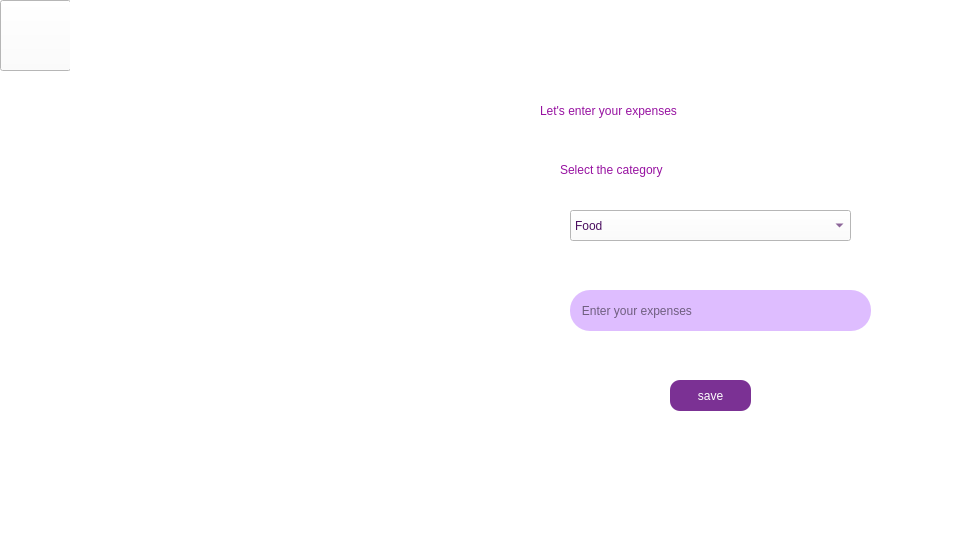
Above: expenses.ui from Nirjaraa/spendwise before the change. Below: the same form after it.
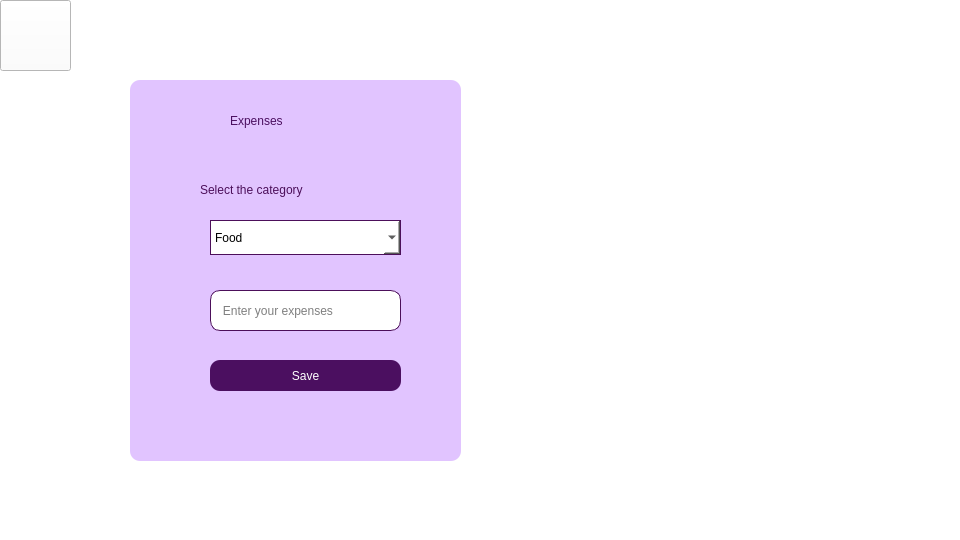
That is the form after the change. Icons and pictures are not drawn.

```diff
--- a/expenses.ui
+++ b/expenses.ui
@@ -21,10 +21,10 @@
    <widget class="QLabel" name="image">
     <property name="geometry">
      <rect>
-      <x>70</x>
+      <x>550</x>
       <y>130</y>
-      <width>411</width>
-      <height>331</height>
+      <width>321</width>
+      <height>271</height>
      </rect>
     </property>
     <property name="styleSheet">
@@ -34,63 +34,6 @@
      <string/>
     </property>
    </widget>
-   <widget class="QLabel" name="label_4">
-    <property name="geometry">
-     <rect>
-      <x>870</x>
-      <y>460</y>
-      <width>91</width>
-      <height>81</height>
-     </rect>
-    </property>
-    <property name="styleSheet">
-     <string notr="true">border-image: url(:/resources/logo.png);</string>
-    </property>
-    <property name="text">
-     <string/>
-    </property>
-   </widget>
-   <widget class="QLabel" name="text">
-    <property name="geometry">
-     <rect>
-      <x>540</x>
-      <y>90</y>
-      <width>341</width>
-      <height>41</height>
-     </rect>
-    </property>
-    <property name="styleSheet">
-     <string notr="true">color:rgb(151, 18, 161);font: 20pt &quot;Bahnschrift&quot;;
-</string>
-    </property>
-    <property name="text">
-     <string>Let's enter your expenses</string>
-    </property>
-   </widget>
-   <widget class="QPushButton" name="save">
-    <property name="geometry">
-     <rect>
-      <x>670</x>
-      <y>380</y>
-      <width>81</width>
-      <height>31</height>
-     </rect>
-    </property>
-    <property name="styleSheet">
-     <string notr="true">border-image: none;
-border-image: url(:/resources/p7.jpg);
-font: 9pt &quot;Bahnschrift&quot;;
-border-color: none;
-color: rgb(255, 255, 255);
-background-color: rgb(123,49,148);
-border-radius: 10px;
-
-</string>
-    </property>
-    <property name="text">
-     <string>save</string>
-    </property>
-   </widget>
    <widget class="QPushButton" name="back">
     <property name="geometry">
      <rect>
@@ -107,58 +50,55 @@
      <string/>
     </property>
    </widget>
-   <widget class="QLabel" name="editprofiletitle">
+   <widget class="QGroupBox" name="groupBox">
+    <property name="geometry">
+     <rect>
+      <x>130</x>
+      <y>80</y>
+      <width>331</width>
+      <height>381</height>
+     </rect>
+    </property>
+    <property name="styleSheet">
+     <string notr="true">border-radius:10px;
+background-color:rgb(225,196,255);</string>
+    </property>
+    <property name="title">
+     <string/>
+    </property>
+    <widget class="QLabel" name="label">
     <property name="geometry">
      <rect>
       <x>70</x>
-      <y>0</y>
-      <width>921</width>
-      <height>71</height>
+       <y>100</y>
+       <width>201</width>
+       <height>20</height>
      </rect>
     </property>
     <property name="styleSheet">
-     <string notr="true">border-image:url(:/resources/title.png);
-color:rgb(255, 255, 255);
- 
-font: 700 22pt &quot;Bahnschrift&quot;;
-
+      <string notr="true">color:rgb(76,15,90);
+font: 17pt &quot;Bahnschrift&quot;;
  </string>
     </property>
     <property name="text">
-     <string> EXPENSES</string>
-    </property>
-   </widget>
-   <widget class="QLineEdit" name="enterexpenses">
-    <property name="geometry">
-     <rect>
-      <x>570</x>
-      <y>290</y>
-      <width>301</width>
-      <height>41</height>
-     </rect>
-    </property>
-    <property name="styleSheet">
-     <string notr="true">border-radius:20px;
-background-color:rgb(222, 189, 255)
-</string>
-    </property>
-    <property name="placeholderText">
-     <string>   Enter your expenses</string>
+      <string>Select the category</string>
     </property>
    </widget>
    <widget class="QComboBox" name="comboBox">
     <property name="geometry">
      <rect>
-      <x>570</x>
-      <y>210</y>
-      <width>281</width>
-      <height>31</height>
+       <x>80</x>
+       <y>140</y>
+       <width>191</width>
+       <height>35</height>
      </rect>
     </property>
     <property name="styleSheet">
-     <string notr="true">color: rgb(75,15,96);
-font: 15pt &quot;Bahnschrift&quot;;
-</string>
+      <string notr="true"> color:black;
+font: 12pt &quot;Bahnschrift&quot;;
+ background-color:white;
+border:1px solid rgb(76,15,90);
+border-radius:none;</string>
     </property>
     <item>
      <property name="text">
@@ -181,22 +121,81 @@
      </property>
     </item>
    </widget>
-   <widget class="QLabel" name="label">
+    <widget class="QLineEdit" name="enterexpenses">
     <property name="geometry">
      <rect>
-      <x>560</x>
-      <y>160</y>
-      <width>271</width>
-      <height>20</height>
+       <x>80</x>
+       <y>210</y>
+       <width>191</width>
+       <height>41</height>
      </rect>
     </property>
     <property name="styleSheet">
-     <string notr="true">color:rgb(151, 18, 161);font: 17pt &quot;Bahnschrift&quot;;
+      <string notr="true"> border-radius:10px;
+ color:black;
+font: 12pt &quot;Bahnschrift&quot;;
+ background-color:white;
+border:1px solid rgb(76,15,90);</string>
+     </property>
+     <property name="placeholderText">
+      <string>   Enter your expenses</string>
+     </property>
+    </widget>
+    <widget class="QPushButton" name="save">
+     <property name="geometry">
+      <rect>
+       <x>80</x>
+       <y>280</y>
+       <width>191</width>
+       <height>31</height>
+      </rect>
+     </property>
+     <property name="styleSheet">
+      <string notr="true">QPushButton {
+    font: 9pt &quot;Bahnschrift&quot;;
+   
+    color: rgb(255, 255, 255);
+    background-color: rgb(75, 15, 96);
+    border-radius: 10px;
+}
+
+QPushButton:hover {
+    border: 2px solid white;
+	}
+QPushButton:pressed {
+    border: 2px solid rgb(75, 15, 96);
+	 background-color:white;
+	 color:rgb(75, 15, 96);
+cursor: pointinghand;
+}
+ 
+
+
 </string>
     </property>
     <property name="text">
-     <string>Select the category</string>
-    </property>
+      <string>Save</string>
+     </property>
+    </widget>
+    <widget class="QLabel" name="label_2">
+     <property name="geometry">
+      <rect>
+       <x>100</x>
+       <y>20</y>
+       <width>161</width>
+       <height>41</height>
+      </rect>
+     </property>
+     <property name="styleSheet">
+      <string notr="true">color: rgb(75, 15, 96);
+ border:transparent;
+font: 800 25pt &quot;Bahnschrift&quot;;
+</string>
+     </property>
+     <property name="text">
+      <string>Expenses</string>
+     </property>
+    </widget>
    </widget>
   </widget>
  </widget>
```
Left out of the diff: 15 changed lines with no effect on the pictures. Lines whose indentation alone changed are shown as unchanged.
